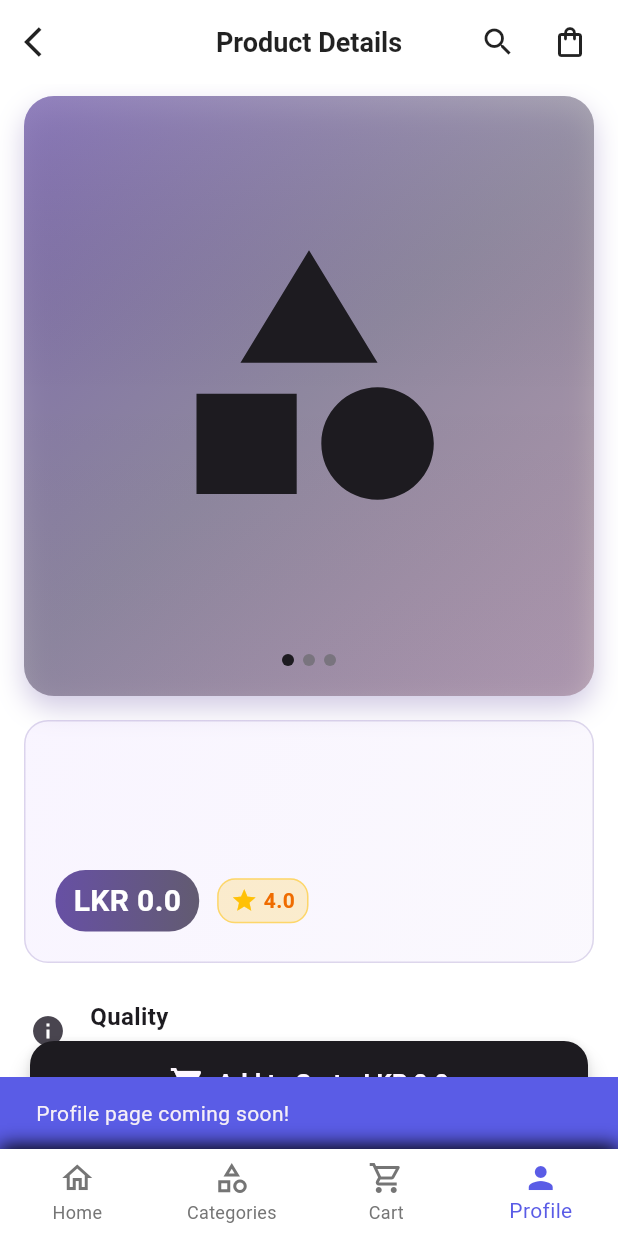
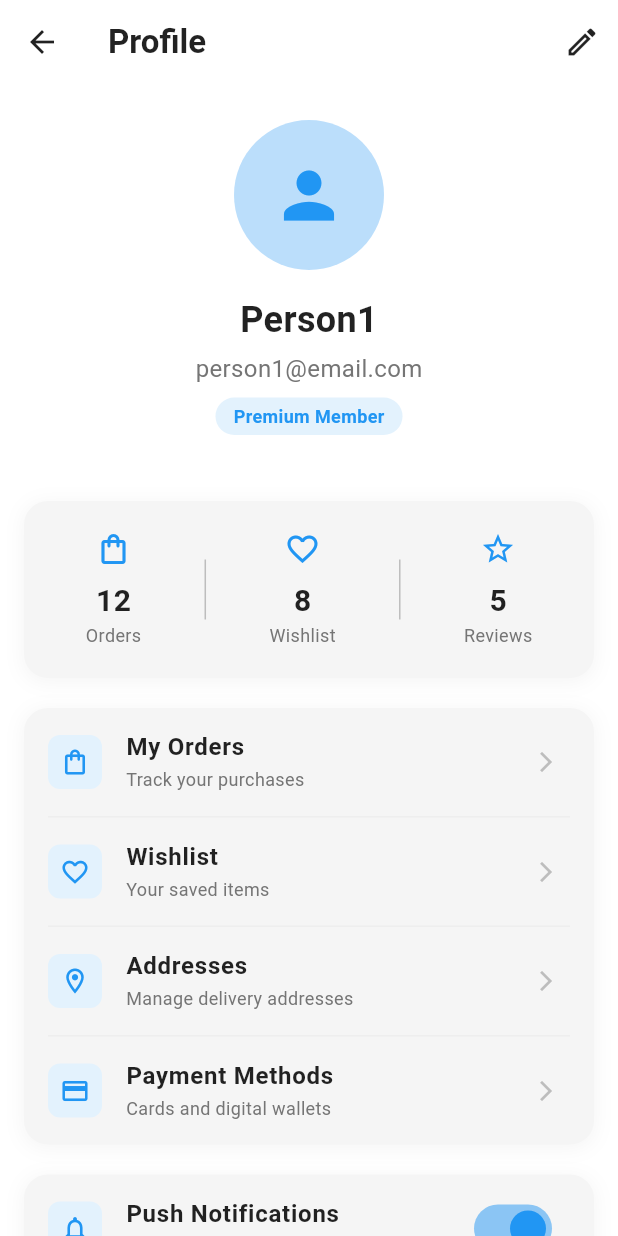
Before and after one commit to ShariniN/Flutter_Assignment1, a Flutter app: the ProductDetailsPage screen opened directly with empty values, item 4 of the bottom bar chosen, on a phone screen of 412 x 824 dp. Run offline on Flutter 3.47's test engine with Material 3 defaults, Android fonts, the phone set to English and light mode, and no system bars.

Commit message:
Profile page

```diff
--- a/lib/screens/product_screen.dart
+++ b/lib/screens/product_screen.dart
@@ -131,38 +131,33 @@ class _ProductDetailsPageState extends State<ProductDetailsPage> {
       Container(
         height: 400,
         width: double.infinity,
-        margin: const EdgeInsets.symmetric(horizontal: 16, vertical: 8),
         decoration: BoxDecoration(
-          borderRadius: BorderRadius.circular(20),
+          color: theme.cardColor,
           gradient: LinearGradient(
             begin: Alignment.topLeft,
             end: Alignment.bottomRight,
             colors: [
-              colorScheme.primary.withOpacity(0.8),
-              colorScheme.secondary.withOpacity(0.6),
-              colorScheme.tertiary.withOpacity(0.4),
+              colorScheme.surface,
+              colorScheme.surfaceVariant.withOpacity(0.3),
             ],
           ),
-          boxShadow: [
-            BoxShadow(
-              color: colorScheme.primary.withOpacity(0.3),
-              blurRadius: 15,
-              offset: const Offset(0, 8),
+          border: Border.all(
+            width: 2,
+            color: Colors.transparent,
           ),
-          ],
         ),
         child: Container(
           decoration: BoxDecoration(
             gradient: LinearGradient(
-              begin: Alignment.topCenter,
-              end: Alignment.bottomCenter,
+              begin: Alignment.topLeft,
+              end: Alignment.bottomRight,
               colors: [
-                Colors.white.withOpacity(0.1),
-                Colors.transparent,
-                colorScheme.primary.withOpacity(0.05),
+                colorScheme.primary.withOpacity(0.1),
+                colorScheme.secondary.withOpacity(0.1),
+                colorScheme.tertiary.withOpacity(0.1),
               ],
             ),
-            borderRadius: BorderRadius.circular(20),
+            borderRadius: BorderRadius.circular(1),
           ),
           child: Column(
             children: [
@@ -210,24 +205,8 @@ class _ProductDetailsPageState extends State<ProductDetailsPage> {
     );
 
     items.add(
-      Container(
-        margin: const EdgeInsets.symmetric(horizontal: 16, vertical: 8),
-        padding: const EdgeInsets.all(20),
-        decoration: BoxDecoration(
-          borderRadius: BorderRadius.circular(16),
-          gradient: LinearGradient(
-            begin: Alignment.topLeft,
-            end: Alignment.bottomRight,
-            colors: [
-              colorScheme.primaryContainer.withOpacity(0.3),
-              colorScheme.secondaryContainer.withOpacity(0.2),
-            ],
-          ),
-          border: Border.all(
-            color: colorScheme.primary.withOpacity(0.2),
-            width: 1,
-          ),
-        ),
+      Padding(
+        padding: const EdgeInsets.fromLTRB(20, 20, 20, 0),
         child: Column(
           crossAxisAlignment: CrossAxisAlignment.start,
           children: [
@@ -247,51 +226,31 @@ class _ProductDetailsPageState extends State<ProductDetailsPage> {
                 color: colorScheme.onSurfaceVariant,
               ),
             ),
-            const SizedBox(height: 12),
+            const SizedBox(height: 8),
             Row(
               children: [
-                Container(
-                  padding: const EdgeInsets.symmetric(horizontal: 12, vertical: 6),
-                  decoration: BoxDecoration(
-                    gradient: LinearGradient(
-                      colors: [
-                        colorScheme.primary,
-                        colorScheme.secondary,
-                      ],
-                    ),
-                    borderRadius: BorderRadius.circular(20),
-                  ),
-                  child: Text(
+                Text(
                   'LKR ${_formatPrice(variantOptions[selectedStorageIndex]['price'])}',
                   style: TextStyle(
-                      fontSize: 20,
-                      fontWeight: FontWeight.bold,
-                      color: Colors.white,
-                    ),
+                    fontSize: 24,
+                    fontWeight: FontWeight.w600,
+                    color: colorScheme.onSurface,
                   ),
                 ),
                 const SizedBox(width: 12),
-                Container(
-                  padding: const EdgeInsets.symmetric(horizontal: 8, vertical: 4),
-                  decoration: BoxDecoration(
-                    color: Colors.amber.withOpacity(0.2),
-                    borderRadius: BorderRadius.circular(12),
-                    border: Border.all(color: Colors.amber.withOpacity(0.5)),
-                  ),
-                  child: Row(
+                Row(
                   children: [
-                      const Icon(Icons.star, color: Colors.amber, size: 18),
+                    const Icon(Icons.star, color: Colors.amber, size: 20),
                     const SizedBox(width: 4),
                     Text(
                       '${widget.product.rating}',
                       style: TextStyle(
-                          fontSize: 14,
-                          fontWeight: FontWeight.w600,
-                          color: Colors.orange.shade800,
+                        fontSize: 16,
+                        fontWeight: FontWeight.w500,
+                        color: colorScheme.onSurfaceVariant,
                       ),
                     ),
                   ],
-                  ),
                 ),
               ],
             ),
--- /dev/null
+++ b/lib/screens/profile.dart
@@ -0,0 +1,440 @@
+import 'package:flutter/material.dart';
+
+class ProfileScreen extends StatefulWidget {
+  @override
+  _ProfileScreenState createState() => _ProfileScreenState();
+}
+
+class _ProfileScreenState extends State<ProfileScreen> {
+  bool _notificationsEnabled = true;
+  bool _emailNotifications = true;
+
+  @override
+  Widget build(BuildContext context) {
+    final theme = Theme.of(context);
+    final isDark = theme.brightness == Brightness.dark;
+
+    return Scaffold(
+      backgroundColor: theme.scaffoldBackgroundColor,
+      appBar: AppBar(
+        title: Text(
+          'Profile',
+          style: TextStyle(
+            color: isDark ? Colors.white : Colors.black87,
+            fontWeight: FontWeight.w600,
+          ),
+        ),
+        backgroundColor: isDark ? Colors.grey[900] : Colors.white,
+        elevation: 0,
+        iconTheme: IconThemeData(color: isDark ? Colors.white : Colors.black87),
+        actions: [
+          IconButton(
+            icon: Icon(Icons.edit_outlined),
+            onPressed: () {
+              _showEditProfileDialog();
+            },
+          ),
+        ],
+      ),
+      body: ListView.builder(
+        itemCount: _buildSections().length,
+        itemBuilder: (context, index) {
+          return _buildSections()[index];
+        },
+      ),
+    );
+  }
+
+  List<Widget> _buildSections() {
+    final theme = Theme.of(context);
+    final isDark = theme.brightness == Brightness.dark;
+
+    return [
+      Container(
+        width: double.infinity,
+        color: isDark ? Colors.grey[900] : Colors.white,
+        padding: EdgeInsets.all(24),
+        child: Column(
+          children: [
+            CircleAvatar(
+              radius: 50,
+              backgroundColor: Colors.blue[100],
+              child: Icon(
+                Icons.person,
+                size: 50,
+                color: Colors.blue,
+              ),
+            ),
+            SizedBox(height: 16),
+            Text(
+              'Person1',
+              style: TextStyle(
+                fontSize: 24,
+                fontWeight: FontWeight.bold,
+                color: isDark ? Colors.white : Colors.black87,
+              ),
+            ),
+            SizedBox(height: 4),
+            Text(
+              'person1@email.com',
+              style: TextStyle(
+                fontSize: 16,
+                color: Colors.grey[600],
+              ),
+            ),
+            SizedBox(height: 8),
+            Container(
+              padding: EdgeInsets.symmetric(horizontal: 12, vertical: 4),
+              decoration: BoxDecoration(
+                color: Colors.blue[50],
+                borderRadius: BorderRadius.circular(20),
+              ),
+              child: Text(
+                'Premium Member',
+                style: TextStyle(
+                  color: Colors.blue,
+                  fontSize: 12,
+                  fontWeight: FontWeight.w600,
+                ),
+              ),
+            ),
+          ],
+        ),
+      ),
+      SizedBox(height: 20),
+      Container(
+        margin: EdgeInsets.symmetric(horizontal: 16),
+        padding: EdgeInsets.all(20),
+        decoration: BoxDecoration(
+          color: theme.cardColor,
+          borderRadius: BorderRadius.circular(16),
+          boxShadow: [
+            BoxShadow(
+              color: Colors.grey.withOpacity(isDark ? 0.3 : 0.1),
+              spreadRadius: 1,
+              blurRadius: 10,
+              offset: Offset(0, 2),
+            ),
+          ],
+        ),
+        child: Row(
+          mainAxisAlignment: MainAxisAlignment.spaceAround,
+          children: [
+            _buildStatItem('Orders', '12', Icons.shopping_bag_outlined),
+            Container(height: 40, width: 1, color: Colors.grey[400]),
+            _buildStatItem('Wishlist', '8', Icons.favorite_outline),
+            Container(height: 40, width: 1, color: Colors.grey[400]),
+            _buildStatItem('Reviews', '5', Icons.star_outline),
+          ],
+        ),
+      ),
+      SizedBox(height: 20),
+      Container(
+        margin: EdgeInsets.symmetric(horizontal: 16),
+        decoration: BoxDecoration(
+          color: theme.cardColor,
+          borderRadius: BorderRadius.circular(16),
+          boxShadow: [
+            BoxShadow(
+              color: Colors.grey.withOpacity(isDark ? 0.3 : 0.1),
+              spreadRadius: 1,
+              blurRadius: 10,
+              offset: Offset(0, 2),
+            ),
+          ],
+        ),
+        child: Column(
+          children: [
+            _buildMenuItem(
+              icon: Icons.shopping_bag_outlined,
+              title: 'My Orders',
+              subtitle: 'Track your purchases',
+            ),
+            _buildDivider(),
+            _buildMenuItem(
+              icon: Icons.favorite_outline,
+              title: 'Wishlist',
+              subtitle: 'Your saved items',
+            ),
+            _buildDivider(),
+            _buildMenuItem(
+              icon: Icons.location_on_outlined,
+              title: 'Addresses',
+              subtitle: 'Manage delivery addresses',
+            ),
+            _buildDivider(),
+            _buildMenuItem(
+              icon: Icons.payment_outlined,
+              title: 'Payment Methods',
+              subtitle: 'Cards and digital wallets',
+            ),
+          ],
+        ),
+      ),
+      SizedBox(height: 20),
+      Container(
+        margin: EdgeInsets.symmetric(horizontal: 16),
+        decoration: BoxDecoration(
+          color: theme.cardColor,
+          borderRadius: BorderRadius.circular(16),
+          boxShadow: [
+            BoxShadow(
+              color: Colors.grey.withOpacity(isDark ? 0.3 : 0.1),
+              spreadRadius: 1,
+              blurRadius: 10,
+              offset: Offset(0, 2),
+            ),
+          ],
+        ),
+        child: Column(
+          children: [
+            _buildSwitchMenuItem(
+              icon: Icons.notifications_outlined,
+              title: 'Push Notifications',
+              subtitle: 'Get notified about orders',
+              value: _notificationsEnabled,
+              onChanged: (value) {
+                setState(() {
+                  _notificationsEnabled = value;
+                });
+              },
+            ),
+            _buildDivider(),
+            _buildSwitchMenuItem(
+              icon: Icons.email_outlined,
+              title: 'Email Notifications',
+              subtitle: 'Receive updates via email',
+              value: _emailNotifications,
+              onChanged: (value) {
+                setState(() {
+                  _emailNotifications = value;
+                });
+              },
+            ),
+          ],
+        ),
+      ),
+      SizedBox(height: 20),
+      Container(
+        margin: EdgeInsets.symmetric(horizontal: 16),
+        decoration: BoxDecoration(
+          color: theme.cardColor,
+          borderRadius: BorderRadius.circular(16),
+          boxShadow: [
+            BoxShadow(
+              color: Colors.grey.withOpacity(isDark ? 0.3 : 0.1),
+              spreadRadius: 1,
+              blurRadius: 10,
+              offset: Offset(0, 2),
+            ),
+          ],
+        ),
+        child: Column(
+          children: [
+            _buildMenuItem(
+              icon: Icons.help_outline,
+              title: 'Help & Support',
+              subtitle: 'Get help with your account',
+            ),
+            _buildDivider(),
+            _buildMenuItem(
+              icon: Icons.info_outline,
+              title: 'About TechStore',
+              subtitle: 'Version 1.0.0',
+            ),
+            _buildDivider(),
+            _buildMenuItem(
+              icon: Icons.privacy_tip_outlined,
+              title: 'Privacy Policy',
+              subtitle: 'Read our privacy terms',
+            ),
+          ],
+        ),
+      ),
+      SizedBox(height: 20),
+      Container(
+        margin: EdgeInsets.symmetric(horizontal: 16),
+        width: double.infinity,
+        child: ElevatedButton(
+          onPressed: () => _showLogoutDialog(),
+          style: ElevatedButton.styleFrom(
+            backgroundColor: Colors.red[50],
+            padding: EdgeInsets.symmetric(vertical: 16),
+            shape: RoundedRectangleBorder(
+              borderRadius: BorderRadius.circular(12),
+            ),
+            elevation: 0,
+          ),
+          child: Text(
+            "Sign Out",
+            style: TextStyle(
+              fontSize: 16,
+              fontWeight: FontWeight.w600,
+              color: Colors.red,
+            ),
+          ),
+        ),
+      ),
+      SizedBox(height: 40),
+    ];
+  }
+
+  Widget _buildStatItem(String label, String value, IconData icon) {
+    final theme = Theme.of(context);
+    final isDark = theme.brightness == Brightness.dark;
+
+    return Column(
+      children: [
+        Icon(icon, color: Colors.blue, size: 24),
+        SizedBox(height: 8),
+        Text(
+          value,
+          style: TextStyle(
+            fontSize: 20,
+            fontWeight: FontWeight.bold,
+            color: isDark ? Colors.white : Colors.black87,
+          ),
+        ),
+        Text(
+          label,
+          style: TextStyle(
+            fontSize: 12,
+            color: Colors.grey[600],
+          ),
+        ),
+      ],
+    );
+  }
+
+  Widget _buildMenuItem({
+    required IconData icon,
+    required String title,
+    required String subtitle,
+  }) {
+    final theme = Theme.of(context);
+    final isDark = theme.brightness == Brightness.dark;
+
+    return ListTile(
+      leading: Container(
+        padding: EdgeInsets.all(8),
+        decoration: BoxDecoration(
+          color: Colors.blue[50],
+          borderRadius: BorderRadius.circular(8),
+        ),
+        child: Icon(icon, color: Colors.blue, size: 20),
+      ),
+      title: Text(
+        title,
+        style: TextStyle(
+          fontWeight: FontWeight.w600,
+          color: isDark ? Colors.white : Colors.black87,
+        ),
+      ),
+      subtitle: Text(
+        subtitle,
+        style: TextStyle(
+          color: Colors.grey[600],
+          fontSize: 12,
+        ),
+      ),
+      trailing: Icon(Icons.arrow_forward_ios, size: 16, color: Colors.grey[400]),
+    );
+  }
+
+  Widget _buildSwitchMenuItem({
+    required IconData icon,
+    required String title,
+    required String subtitle,
+    required bool value,
+    required ValueChanged<bool> onChanged,
+  }) {
+    final theme = Theme.of(context);
+    final isDark = theme.brightness == Brightness.dark;
+
+    return ListTile(
+      leading: Container(
+        padding: EdgeInsets.all(8),
+        decoration: BoxDecoration(
+          color: Colors.blue[50],
+          borderRadius: BorderRadius.circular(8),
+        ),
+        child: Icon(icon, color: Colors.blue, size: 20),
+      ),
+      title: Text(
+        title,
+        style: TextStyle(
+          fontWeight: FontWeight.w600,
+          color: isDark ? Colors.white : Colors.black87,
+        ),
+      ),
+      subtitle: Text(
+        subtitle,
+        style: TextStyle(
+          color: Colors.grey[600],
+          fontSize: 12,
+        ),
+      ),
+      trailing: Switch(
+        value: value,
+        onChanged: onChanged,
+        activeColor: Colors.blue,
+      ),
+    );
+  }
+
+  Widget _buildDivider() {
+    final theme = Theme.of(context);
+    final isDark = theme.brightness == Brightness.dark;
+
+    return Divider(
+      height: 1,
+      color: isDark ? Colors.grey[700] : Colors.grey[200],
+      indent: 16,
+      endIndent: 16,
+    );
+  }
+
+  void _showEditProfileDialog() {
+    showDialog(
+      context: context,
+      builder: (BuildContext context) {
+        return AlertDialog(
+          title: Text('Edit Profile'),
+          content: Text('Profile editing functionality would be implemented here.'),
+          actions: [
+            TextButton(
+              onPressed: () => Navigator.of(context).pop(),
+              child: Text('Close'),
+            ),
+          ],
+        );
+      },
+    );
+  }
+
+  void _showLogoutDialog() {
+    showDialog(
+      context: context,
+      builder: (BuildContext context) {
+        return AlertDialog(
+          title: Text('Sign Out'),
+          content: Text('Are you sure you want to sign out?'),
+          actions: [
+            TextButton(
+              onPressed: () => Navigator.of(context).pop(),
+              child: Text('Cancel'),
+            ),
+            ElevatedButton(
+              onPressed: () {
+                Navigator.of(context).pop();
+                Navigator.pushReplacementNamed(context, '/login');
+              },
+              style: ElevatedButton.styleFrom(backgroundColor: Colors.red),
+              child: Text('Sign Out', style: TextStyle(color: Colors.white)),
+            ),
+          ],
+        );
+      },
+    );
+  }
+}
--- a/lib/widgets/navbar.dart
+++ b/lib/widgets/navbar.dart
@@ -1,3 +1,4 @@
+import 'package:assignment1/screens/profile.dart';
 import 'package:flutter/material.dart';
 import '/screens/category_page.dart';
 import '/screens/cart_screen.dart';
@@ -233,11 +234,10 @@ class _NavigationLayoutState extends State<NavigationLayout> {
   }
 
   void _navigateToProfile() {
-    ScaffoldMessenger.of(context).showSnackBar(
-      SnackBar(
-        content: Text('Profile page coming soon!'),
-        duration: Duration(seconds: 2),
-        backgroundColor: Color(0xFF5A5CE6),
+    Navigator.push(
+      context,
+      MaterialPageRoute(
+        builder: (context) => ProfileScreen(),
       ),
     );
   }
```
Lines whose indentation alone changed are shown as unchanged.
